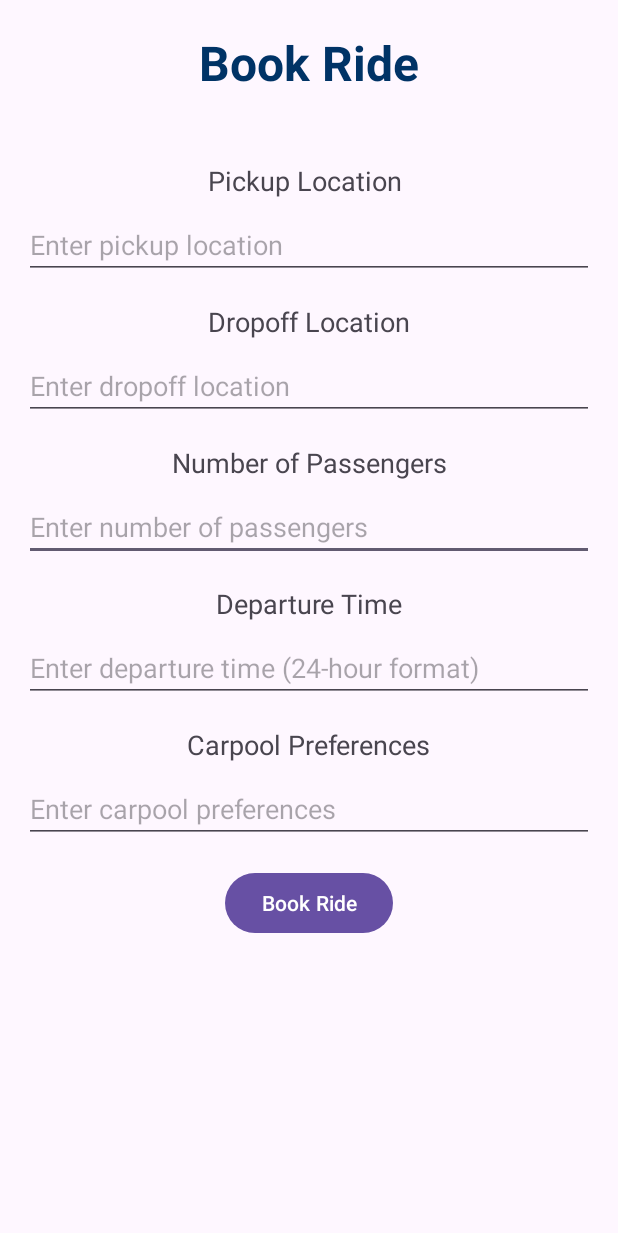
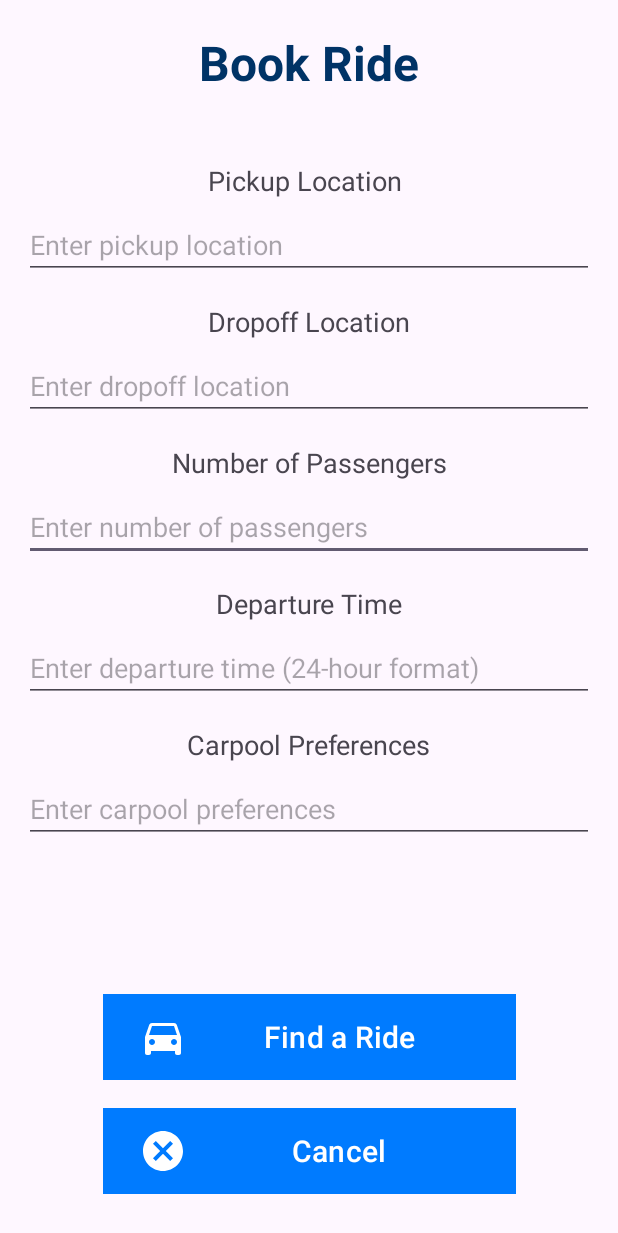
Before and after one commit to Rheiley/kelowna-connect, an Android app: the BookRide screen opened directly, with no data from a screen before it, on a phone screen of 412 x 824 dp. Shown: the top 1233 px of the screen. Run offline under Robolectric (Android 15) with nearby library versions, the phone set to English and light mode, and no system bars; 2 statements that could not run were skipped.

Commit message:
Update book ride page

```diff
--- a/app/src/main/java/com/example/kelownaconnect/BookRide.java
+++ b/app/src/main/java/com/example/kelownaconnect/BookRide.java
@@ -57,7 +57,13 @@ public class BookRide extends AppCompatActivity {
         EditText passengerCount = findViewById(R.id.passengerCount);
         EditText departureTime = findViewById(R.id.departureTime);
         EditText carpoolPreferences = findViewById(R.id.carpoolPreferences);
-        Button bookRideButton = findViewById(R.id.bookRideButton);
+        Button findARideButton = findViewById(R.id.findARideButton);
+        Button cancelButton = findViewById(R.id.cancelButton);
+
+        cancelButton.setOnClickListener(v -> {
+            // Handle cancel button click
+            finish();
+        });
 
         // Open Autocomplete search when clicking dropoffLocation
         dropoffLocation.setFocusable(false);
--- /dev/null
+++ b/app/src/main/res/drawable/baseline_cancel_24.xml
@@ -0,0 +1,5 @@
+<vector xmlns:android="http://schemas.android.com/apk/res/android" android:height="24dp" android:tint="#000000" android:viewportHeight="24" android:viewportWidth="24" android:width="24dp">
+
+    <path android:fillColor="@android:color/white" android:pathData="M12,2C6.47,2 2,6.47 2,12s4.47,10 10,10 10,-4.47 10,-10S17.53,2 12,2zM17,15.59L15.59,17 12,13.41 8.41,17 7,15.59 10.59,12 7,8.41 8.41,7 12,10.59 15.59,7 17,8.41 13.41,12 17,15.59z"/>
+
+</vector>
--- a/app/src/main/res/layout/activity_book_ride.xml
+++ b/app/src/main/res/layout/activity_book_ride.xml
@@ -151,15 +151,34 @@
         android:layout_marginStart="16dp"
         android:layout_marginEnd="16dp"/>
 
-    <Button
-        android:id="@+id/bookRideButton"
-        android:layout_width="wrap_content"
-        android:layout_height="wrap_content"
-        android:text="Book Ride"
-        app:layout_constraintTop_toBottomOf="@id/carpoolPreferences"
-        app:layout_constraintStart_toStartOf="parent"
+    <com.google.android.material.button.MaterialButton
+        android:id="@+id/findARideButton"
+        android:layout_width="275dp"
+        android:layout_height="65dp"
+        android:layout_marginBottom="100dp"
+        android:backgroundTint="#007BFF"
+        android:text="Find a Ride"
+        android:textSize="20sp"
+        app:cornerRadius="0dp"
+        app:icon="@drawable/baseline_directions_car_24"
+        app:iconSize="32dp"
+        app:layout_constraintBottom_toBottomOf="parent"
         app:layout_constraintEnd_toEndOf="parent"
-        android:layout_marginTop="16dp"
-        android:layout_marginBottom="16dp"/>
+        app:layout_constraintStart_toStartOf="parent" />
+
+    <com.google.android.material.button.MaterialButton
+        android:id="@+id/cancelButton"
+        android:layout_width="275dp"
+        android:layout_height="65dp"
+        android:layout_marginBottom="24dp"
+        android:backgroundTint="#007BFF"
+        android:text="Cancel"
+        android:textSize="20sp"
+        app:cornerRadius="0dp"
+        app:icon="@drawable/baseline_cancel_24"
+        app:iconSize="32dp"
+        app:layout_constraintBottom_toBottomOf="parent"
+        app:layout_constraintEnd_toEndOf="parent"
+        app:layout_constraintStart_toStartOf="parent" />
 
 </androidx.constraintlayout.widget.ConstraintLayout>
```
